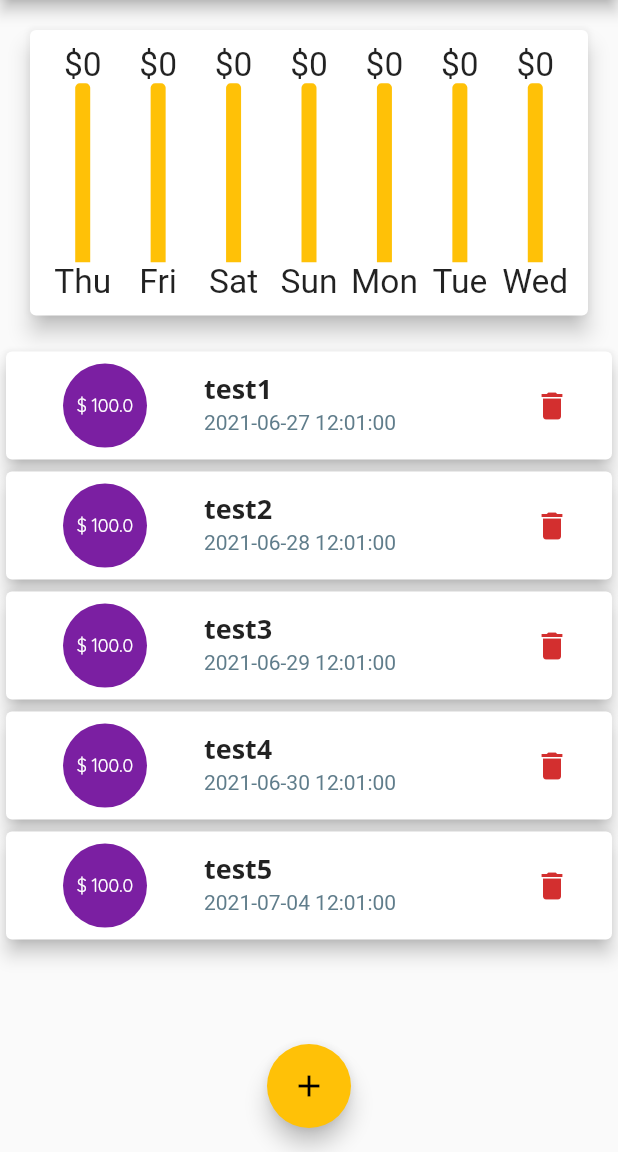
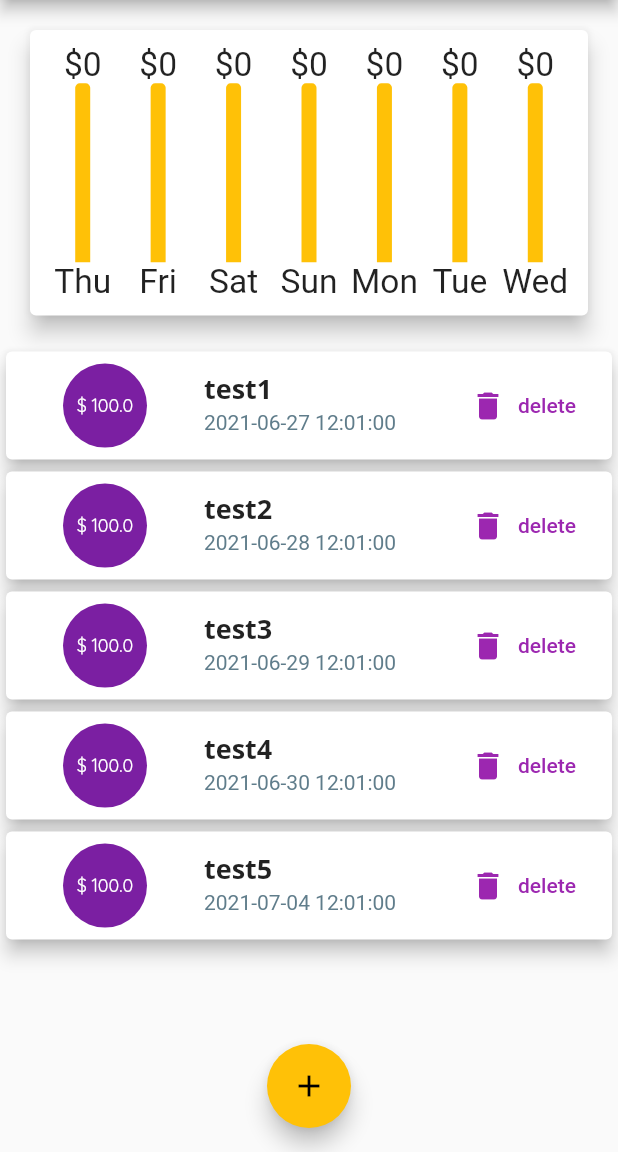
Before and after one commit to jinyongnan810/flutter-expenses-app, a Flutter app: the screen it shows after launch, on a phone screen of 412 x 824 dp, the part 84-1236 px from its top. Run offline on Flutter 3.47's test engine with Material 2 defaults, Android fonts, the phone set to English and light mode, and no system bars.

Commit message:
consider device width & use TextButton.icon

```diff
--- a/lib/widgets/transaction-list-item.dart
+++ b/lib/widgets/transaction-list-item.dart
@@ -29,11 +29,16 @@ class TransactionListItem extends StatelessWidget {
           DateFormat('yyyy-MM-dd hh:mm:ss').format(_tx.date),
           style: TextStyle(color: Colors.blueGrey),
         ),
-        trailing: IconButton(
-          icon: Icon(Icons.delete),
-          color: Theme.of(context).errorColor,
-          onPressed: () => _onDelete(_tx.id),
-        ),
+        trailing: MediaQuery.of(context).size.width > 400
+            ? TextButton.icon(
+                onPressed: () => _onDelete(_tx.id),
+                icon: Icon(Icons.delete),
+                label: Text('delete'))
+            : IconButton(
+                icon: Icon(Icons.delete),
+                color: Theme.of(context).errorColor,
+                onPressed: () => _onDelete(_tx.id),
+              ),
       ),
     );
   }
```
